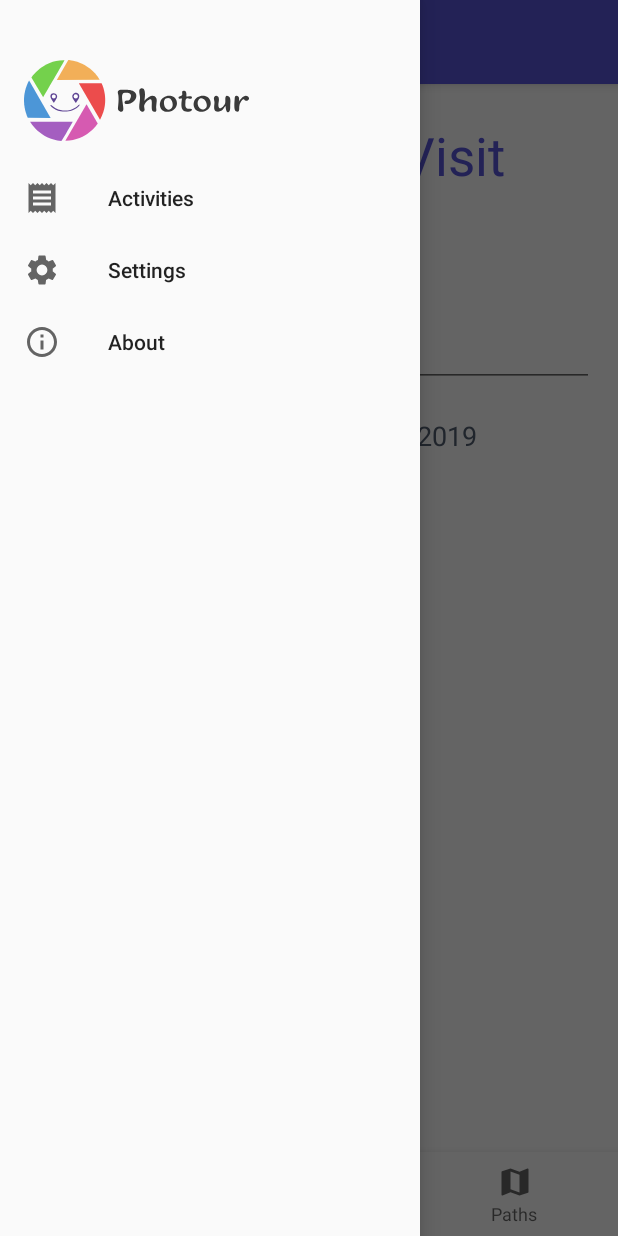
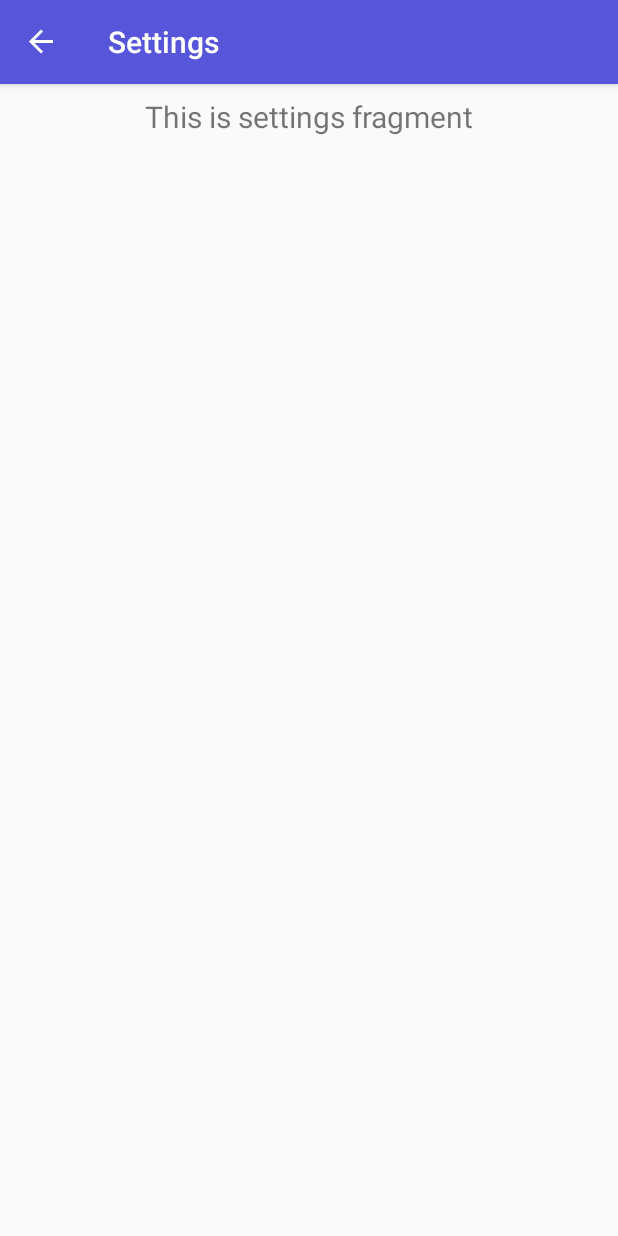
Before and after one commit to Juneezee/photour, an Android app: the screen it shows after launch (MainActivity), in the side drawer, after a tap on "Settings", on a phone screen of 412 x 824 dp. Run offline under Robolectric (Android 15) with nearby library versions, the phone set to English and light mode, and no system bars; our stand-ins replace navigation-ui.

Commit message:
drawer fully working

```diff
--- a/app/src/main/java/com/android/photour/BottomNavExtension.java
+++ b/app/src/main/java/com/android/photour/BottomNavExtension.java
@@ -4,17 +4,30 @@ import android.content.Context;
 import android.content.Intent;
 import android.util.AttributeSet;
 import android.util.SparseArray;
+import android.view.MenuItem;
+import android.view.View;
+
+import androidx.appcompat.app.AppCompatActivity;
+import androidx.appcompat.widget.Toolbar;
 
 import androidx.annotation.NonNull;
 import androidx.annotation.Nullable;
+import androidx.core.view.GravityCompat;
+import androidx.drawerlayout.widget.DrawerLayout;
+import androidx.fragment.app.Fragment;
 import androidx.fragment.app.FragmentManager;
 import androidx.fragment.app.FragmentTransaction;
 import androidx.lifecycle.LiveData;
 import androidx.lifecycle.MutableLiveData;
 import androidx.navigation.NavController;
 import androidx.navigation.fragment.NavHostFragment;
+import androidx.navigation.ui.NavigationUI;
 
+import com.android.photour.ui.about.AboutFragment;
+import com.android.photour.ui.activities.ActivitiesFragment;
+import com.android.photour.ui.settings.SettingsFragment;
 import com.google.android.material.bottomnavigation.BottomNavigationView;
+import com.google.android.material.navigation.NavigationView;
 
 import java.util.List;
 
@@ -85,6 +98,40 @@ public class BottomNavExtension extends BottomNavigationView {
         System.out.println(firstFragmentTag);
         isOnFirstFragment = selectedItemTag.equals(firstFragmentTag);
 
+//        drawerView.setNavigationItemSelectedListener(
+//                (MenuItem item) -> {
+//                    System.out.println("HELLO: "+item.toString());
+//                    FragmentTransaction ft = fragmentManager.beginTransaction();
+//                    Fragment newFragment = null;
+//                    switch (item.toString()) {
+//                        case "About":
+//                            newFragment = new AboutFragment();
+//                            break;
+//                        case "Settings":
+//                            newFragment = new SettingsFragment();
+//                            break;
+//                        case "Activities":
+//                            newFragment = new ActivitiesFragment();
+//                            break;
+//                        default:
+//                            break;
+//                    }
+//                    if (newFragment != null && !selectedItemTag.equals(item.toString())) {
+//                        ft.replace(R.id.nav_host_fragment,newFragment,item.toString());
+//                        ft.addToBackStack(selectedItemTag);
+//                        ft.setTransition(FragmentTransaction.TRANSIT_FRAGMENT_FADE);
+//                        ft.commit();
+//                        selectedItemTag = item.toString();
+//                        drawer.closeDrawer(GravityCompat.START);
+//                        selectedNavController.getValue().getCurrentDestination().
+//                                setLabel(selectedItemTag);
+//                        return true;
+//                    } else {
+//                        return false;
+//                    }
+//                }
+//        );
+
         this.setOnNavigationItemSelectedListener(item -> {
             System.out.println("FIRST TIME SELECT: "+item);
             if (fragmentManager.isStateSaved()) {
@@ -154,9 +201,7 @@ public class BottomNavExtension extends BottomNavigationView {
 
         int finalFirstFragmentGraphId = firstFragmentGraphId;
 
-        fragmentManager.addOnBackStackChangedListener(new FragmentManager.OnBackStackChangedListener() {
-            @Override
-            public void onBackStackChanged() {
+        fragmentManager.addOnBackStackChangedListener(() -> {
             int backStackCount = fragmentManager.getBackStackEntryCount();
             boolean isOnBackStack = false;
             for (int i = 0; i < backStackCount; i++) {
@@ -173,7 +218,6 @@ public class BottomNavExtension extends BottomNavigationView {
                 );
             }
 
-            }
         });
         return selectedNavController;
     }
@@ -225,8 +269,7 @@ public class BottomNavExtension extends BottomNavigationView {
         }
     }
 
-
     private String getFragmentTag(int index) {
-        return "bottomNavigation#"+index;
+        return "fragment#"+index;
     }
 }
--- a/app/src/main/java/com/android/photour/MainActivity.java
+++ b/app/src/main/java/com/android/photour/MainActivity.java
@@ -3,18 +3,26 @@ package com.android.photour;
 import android.app.Activity;
 import android.content.Context;
 import android.content.Intent;
+import android.content.res.Configuration;
 import android.graphics.Rect;
 import android.os.Bundle;
+import android.view.MenuItem;
 import android.view.MotionEvent;
 import android.view.View;
 import android.view.inputmethod.InputMethodManager;
+
+import androidx.annotation.NonNull;
+import androidx.appcompat.app.ActionBarDrawerToggle;
 import androidx.appcompat.app.AppCompatActivity;
 import androidx.appcompat.widget.Toolbar;
+import androidx.core.view.GravityCompat;
 import androidx.drawerlayout.widget.DrawerLayout;
+import androidx.fragment.app.FragmentTransaction;
 import androidx.lifecycle.LiveData;
 import androidx.lifecycle.Observer;
 import androidx.navigation.NavController;
 import androidx.navigation.Navigation;
+import androidx.navigation.fragment.NavHostFragment;
 import androidx.navigation.ui.AppBarConfiguration;
 import androidx.navigation.ui.NavigationUI;
 import com.android.photour.ui.visit.StartVisitActivity;
@@ -25,6 +33,8 @@ import com.google.android.material.textfield.TextInputEditText;
 import java.util.ArrayList;
 import java.util.List;
 import java.util.Objects;
+
+import static android.media.CamcorderProfile.get;
 
 /**
  * Main activity of the application
@@ -37,7 +47,9 @@ public class MainActivity extends AppCompatActivity {
   private AppBarConfiguration appBarConfiguration;
   private DrawerLayout drawer;
   private BottomNavExtension navView;
-  private List<Integer> navGraphIds = new ArrayList<>();
+  private NavigationView drawerView;
+  private ActionBarDrawerToggle drawerToggle;
+  private Toolbar toolbar;
 
   /**
    * Perform the required actions when the activity is created
@@ -49,26 +61,17 @@ public class MainActivity extends AppCompatActivity {
   protected void onCreate(Bundle savedInstanceState) {
     super.onCreate(savedInstanceState);
     setContentView(R.layout.activity_main);
+    toolbar = findViewById(R.id.toolbar);
+    setSupportActionBar(toolbar);
+    getSupportActionBar().setDisplayHomeAsUpEnabled(true);
+    getSupportActionBar().setHomeButtonEnabled(true);
+
+    drawer = findViewById(R.id.drawer_layout);
+    drawerView = findViewById(R.id.drawer_view);
+
     if (savedInstanceState == null) {
       setupBottomNavigationBar();
     }
-    Toolbar toolbar = findViewById(R.id.toolbar);
-    setSupportActionBar(toolbar);
-
-//    NavController navController = Navigation.findNavController(this, R.id.nav_host_fragment);
-//    NavigationView drawerView = findViewById(R.id.drawer_view);
-//    navView = findViewById(R.id.nav_view);
-//    drawer = findViewById(R.id.drawer_layout);
-//    appBarConfiguration = new AppBarConfiguration.Builder(
-//        R.id.navigation_visit, R.id.navigation_photos,
-//        R.id.navigation_paths).setDrawerLayout(drawer).build();
-
-    // Passing each menu ID as a set of Ids because each
-    // menu should be considered as top level destinations.
-
-//    NavigationUI.setupActionBarWithNavController(this, navController, appBarConfiguration);
-//    NavigationUI.setupWithNavController(navView, navController);
-//    NavigationUI.setupWithNavController(drawerView, navController);
   }
 
   @Override
@@ -82,6 +85,7 @@ public class MainActivity extends AppCompatActivity {
    */
   private void setupBottomNavigationBar() {
     navView = findViewById(R.id.nav_view);
+    List<Integer> navGraphIds = new ArrayList<>();
     navGraphIds.add(R.navigation.visits_navigation);
     navGraphIds.add(R.navigation.photos_navigation);
     navGraphIds.add(R.navigation.paths_navigation);
@@ -94,42 +98,58 @@ public class MainActivity extends AppCompatActivity {
             this.getIntent()
     );
 
-    drawer = findViewById(R.id.drawer_layout);
     final Observer<NavController> navControllerObserver =
-            navController -> NavigationUI.setupActionBarWithNavController(
-                    this,navController,drawer);
+            navController -> {
+              navController.addOnDestinationChangedListener((controller1, destination, arguments) -> {
+                switch (destination.getId()) {
+                  case(R.id.navigation_settings):
+                  case(R.id.navigation_activities):
+                  case(R.id.navigation_about):
+                    navView.setVisibility(View.GONE);
+                    break;
+                  default:
+                    navView.setVisibility(View.VISIBLE);
+                    break;
+                }
+              });
+              NavigationUI.setupWithNavController(drawerView,navController);
+              NavigationUI.setupActionBarWithNavController(this,navController,drawer);
+    };
 
     controller.observe(this,navControllerObserver);
     currentNavController = controller;
   }
 
-  /**
-   * Allows the side navigation bar to slide in when the hamburger button is clicked
-   *
-   * @return boolean True if the hamburger button is clicked
-   */
   @Override
   public boolean onSupportNavigateUp() {
+    NavController navController = currentNavController.getValue();
+    return NavigationUI.navigateUp(navController,drawer)
+            || super.onSupportNavigateUp();
 
-    return currentNavController.getValue().navigateUp();
 
-//    NavController navController = Navigation.findNavController(this, R.id.nav_host_fragment);
-//    return NavigationUI.navigateUp(navController, appBarConfiguration)
-//        || super.onSupportNavigateUp();
+  }
+
+  @Override
+  public boolean onOptionsItemSelected(MenuItem item) {
+    return super.onOptionsItemSelected(item);
+  }
+
+  @Override
+  public void onBackPressed() {
+    if (drawer.isDrawerOpen(GravityCompat.START)) {
+      drawer.closeDrawer(GravityCompat.START);
+    } else {
+      super.onBackPressed();
+    }
   }
 
   /**
-   * function to lock drawer. Used in fragment onCreateView and onDestroyView DELETE IF NOT USED AT
-   * END OF PROJECT
    *
-   * @param enabled set if drawer is locked or not
+   *
+   * @param view
    */
-  public void setDrawerLocked(boolean enabled) {
-    if (enabled) {
-      drawer.setDrawerLockMode(DrawerLayout.LOCK_MODE_LOCKED_CLOSED);
-    } else {
-      drawer.setDrawerLockMode(DrawerLayout.LOCK_MODE_UNLOCKED);
-    }
+  public void startNewVisit(View view) {
+    startActivity(new Intent(this, StartVisitActivity.class));
   }
 
   /**
@@ -143,15 +163,6 @@ public class MainActivity extends AppCompatActivity {
     } else if (!navView.isShown() && visible) {
       navView.setVisibility(View.VISIBLE);
     }
-  }
-
-  /**
-   *
-   *
-   * @param view
-   */
-  public void startNewVisit(View view) {
-    startActivity(new Intent(this, StartVisitActivity.class));
   }
 
   /**
--- a/app/src/main/java/com/android/photour/ui/activities/ActivitiesFragment.java
+++ b/app/src/main/java/com/android/photour/ui/activities/ActivitiesFragment.java
@@ -25,12 +25,6 @@ public class ActivitiesFragment extends Fragment {
     View root = inflater.inflate(R.layout.fragment_paths, container, false);
     final TextView textView = root.findViewById(R.id.text_notifications);
     activitiesViewModel.getText().observe(this, textView::setText);
-    ((MainActivity) Objects.requireNonNull(getActivity())).setNavigationVisibility(false);
     return root;
   }
-
-  public void onDestroyView() {
-    super.onDestroyView();
-    ((MainActivity) Objects.requireNonNull(getActivity())).setNavigationVisibility(true);
-  }
 }
--- a/app/src/main/java/com/android/photour/ui/settings/SettingsFragment.java
+++ b/app/src/main/java/com/android/photour/ui/settings/SettingsFragment.java
@@ -25,12 +25,6 @@ public class SettingsFragment extends Fragment {
     View root = inflater.inflate(R.layout.fragment_settings, container, false);
     final TextView textView = root.findViewById(R.id.text_notifications);
     settingsViewModel.getText().observe(this, textView::setText);
-    ((MainActivity) Objects.requireNonNull(getActivity())).setNavigationVisibility(false);
     return root;
   }
-
-  public void onDestroyView() {
-    super.onDestroyView();
-    ((MainActivity) Objects.requireNonNull(getActivity())).setNavigationVisibility(true);
-  }
 }
--- a/app/src/main/res/layout/content_main.xml
+++ b/app/src/main/res/layout/content_main.xml
@@ -24,7 +24,7 @@
     app:layout_behavior="@string/appbar_scrolling_view_behavior"
     tools:showIn="@layout/content_main">
 
-    <fragment
+    <FrameLayout
       android:id="@+id/nav_host_fragment"
       android:name="androidx.navigation.fragment.NavHostFragment"
       android:layout_width="match_parent"
--- a/app/src/main/res/navigation/paths_navigation.xml
+++ b/app/src/main/res/navigation/paths_navigation.xml
@@ -11,4 +11,23 @@
         android:label="@string/paths"
         tools:layout="@layout/fragment_paths" />
 
+    <fragment
+        android:id="@+id/navigation_activities"
+        android:name="com.android.photour.ui.activities.ActivitiesFragment"
+        android:label="@string/activities"
+        tools:layout="@layout/fragment_activities" />
+
+    <fragment
+        android:id="@+id/navigation_about"
+        android:name="com.android.photour.ui.about.AboutFragment"
+        android:label="@string/about"
+        tools:layout="@layout/fragment_about" />
+
+    <fragment
+        android:id="@+id/navigation_settings"
+        android:name="com.android.photour.ui.settings.SettingsFragment"
+        android:label="@string/settings"
+        tools:layout="@layout/fragment_settings" />
+
+
 </navigation>
--- a/app/src/main/res/navigation/photos_navigation.xml
+++ b/app/src/main/res/navigation/photos_navigation.xml
@@ -11,5 +11,24 @@
         android:label="@string/photos"
         tools:layout="@layout/fragment_photos" />
 
+    <fragment
+        android:id="@+id/navigation_activities"
+        android:name="com.android.photour.ui.activities.ActivitiesFragment"
+        android:label="@string/activities"
+        tools:layout="@layout/fragment_activities" />
+
+    <fragment
+        android:id="@+id/navigation_about"
+        android:name="com.android.photour.ui.about.AboutFragment"
+        android:label="@string/about"
+        tools:layout="@layout/fragment_about" />
+
+    <fragment
+        android:id="@+id/navigation_settings"
+        android:name="com.android.photour.ui.settings.SettingsFragment"
+        android:label="@string/settings"
+        tools:layout="@layout/fragment_settings" />
+
+
 
 </navigation>
--- a/app/src/main/res/navigation/visits_navigation.xml
+++ b/app/src/main/res/navigation/visits_navigation.xml
@@ -9,5 +9,25 @@
         android:id="@+id/navigation_visit"
         android:name="com.android.photour.ui.visit.VisitFragment"
         android:label="@string/new_visit"
-        tools:layout="@layout/fragment_visit" />
+        tools:layout="@layout/fragment_visit">
+    </fragment>
+
+    <fragment
+        android:id="@+id/navigation_activities"
+        android:name="com.android.photour.ui.activities.ActivitiesFragment"
+        android:label="@string/activities"
+        tools:layout="@layout/fragment_activities" />
+
+    <fragment
+        android:id="@+id/navigation_about"
+        android:name="com.android.photour.ui.about.AboutFragment"
+        android:label="@string/about"
+        tools:layout="@layout/fragment_about" />
+
+    <fragment
+        android:id="@+id/navigation_settings"
+        android:name="com.android.photour.ui.settings.SettingsFragment"
+        android:label="@string/settings"
+        tools:layout="@layout/fragment_settings" />
+
 </navigation>
--- a/app/src/main/res/values/strings.xml
+++ b/app/src/main/res/values/strings.xml
@@ -15,4 +15,6 @@
   <string name="jia_hua">Jia Hua Ng (acb16jhn)</string>
   <string name="zer_jun">Zer Jun Ng (acb16zje)</string>
   <string name="title_activity_maps">Map</string>
+    <string name="drawer_open">Open</string>
+  <string name="drawer_close">Close</string>
 </resources>
```
Also changed, not shown: app/src/main/java/com/android/photour/ui/about/AboutFragment.java (+0 -8 lines), app/src/main/res/navigation/about_navigation.xml (added, +14 -0 lines), app/src/main/res/navigation/activity_navigation.xml (added, +14 -0 lines), app/src/main/res/navigation/drawer_navigation.xml (deleted, +0 -25 lines), app/src/main/res/navigation/mobile_navigation.xml (deleted, +0 -10 lines), app/src/main/res/navigation/settings_navigation.xml (added, +14 -0 lines). Lines whose indentation alone changed are shown as unchanged.
